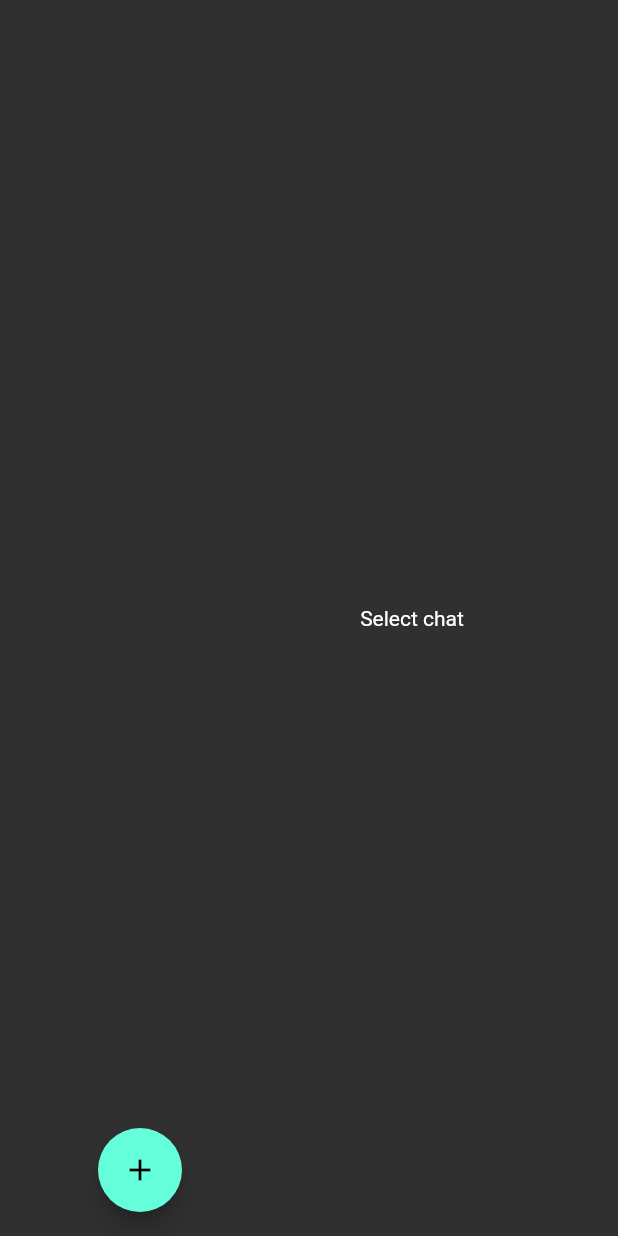
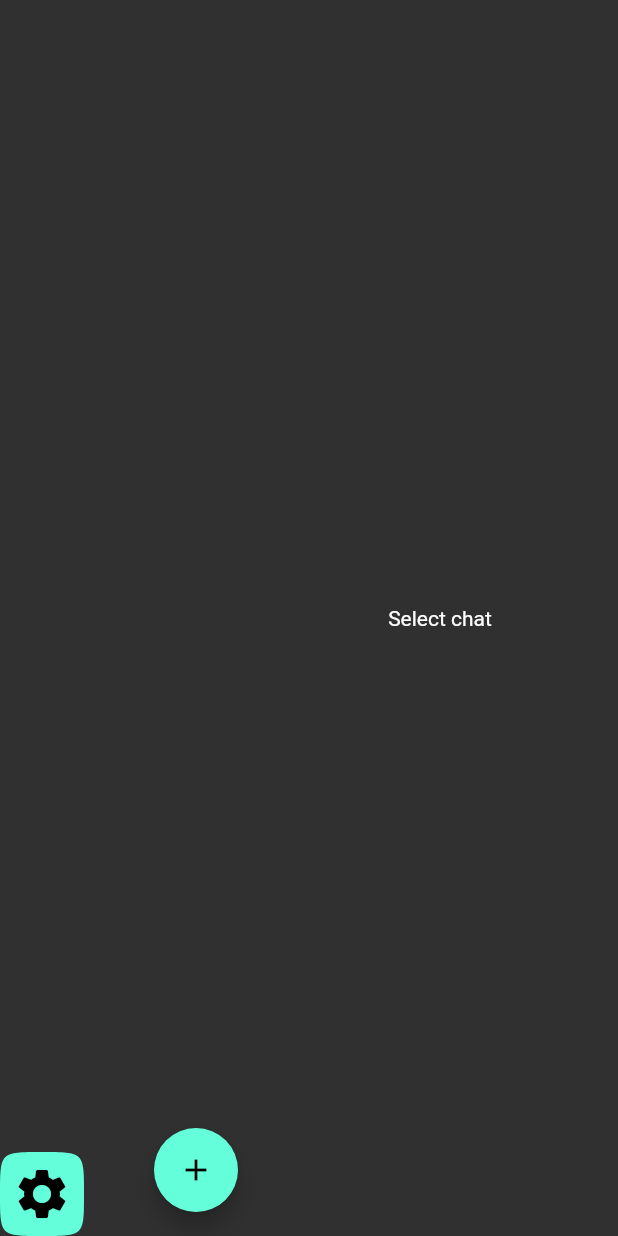
Before and after one commit to MoreliaTalk/morelia_client_flutter, a Flutter app: the DesktopMainPage screen opened directly, on a phone screen of 412 x 824 dp. Run offline on Flutter 3.47's test engine with Material 2 defaults, Android fonts, the phone set to English and light mode, and no system bars; our stand-ins replace faker, flutter_hooks, flutter_riverpod, go_router.

Commit message:
add settings open button in desktop version

```diff
--- a/lib/desktop/main_page.dart
+++ b/lib/desktop/main_page.dart
@@ -1,6 +1,7 @@
 import 'package:flutter/material.dart';
 import 'package:flutter_riverpod/flutter_riverpod.dart';
 import 'package:morelia_client_flutter/components/communication_page.dart';
+import 'package:morelia_client_flutter/desktop/vertical_menu_bar.dart';
 
 import '../components/chat_list.dart';
 
@@ -20,6 +21,7 @@ class DesktopMainPage extends ConsumerWidget {
                 CommunicationPage(uuid: uuid));
     return Scaffold(
       body: (Row(children: [
+        VerticalMenuBar(),
         const Expanded(flex: 3, child: ChatList()),
         Expanded(flex: 6, child: ref.watch(currentChatPage))
       ])),
--- /dev/null
+++ b/lib/desktop/vertical_menu_bar.dart
@@ -0,0 +1,24 @@
+import 'package:flutter/material.dart';
+
+class VerticalMenuBar extends StatelessWidget {
+  const VerticalMenuBar({Key? key}) : super(key: key);
+
+  @override
+  Widget build(BuildContext context) {
+    return Column(children: [
+      const Spacer(),
+      Material(
+        color: Theme.of(context).colorScheme.secondary,
+        shape: ContinuousRectangleBorder(
+          borderRadius: BorderRadius.circular(28.0),
+        ),
+        child: IconButton(
+          onPressed: () {  },
+          color: Theme.of(context).colorScheme.onSecondary,
+          icon: const Icon(Icons.settings),
+          iconSize: 40,
+        ),
+      )
+    ]);
+  }
+}
```
